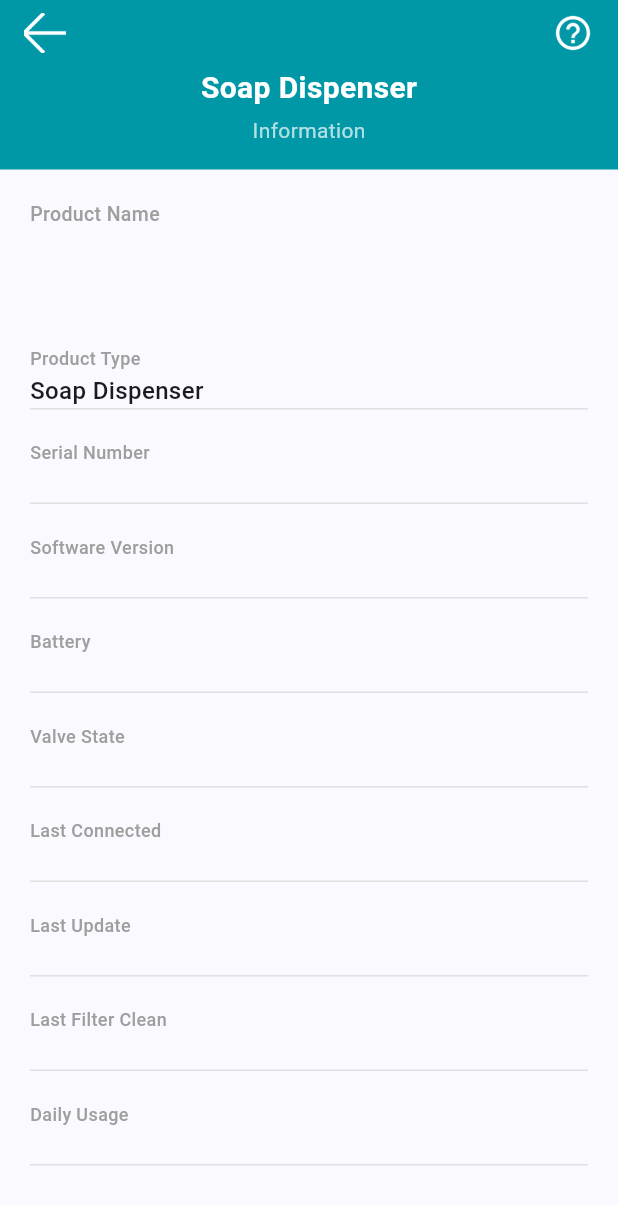
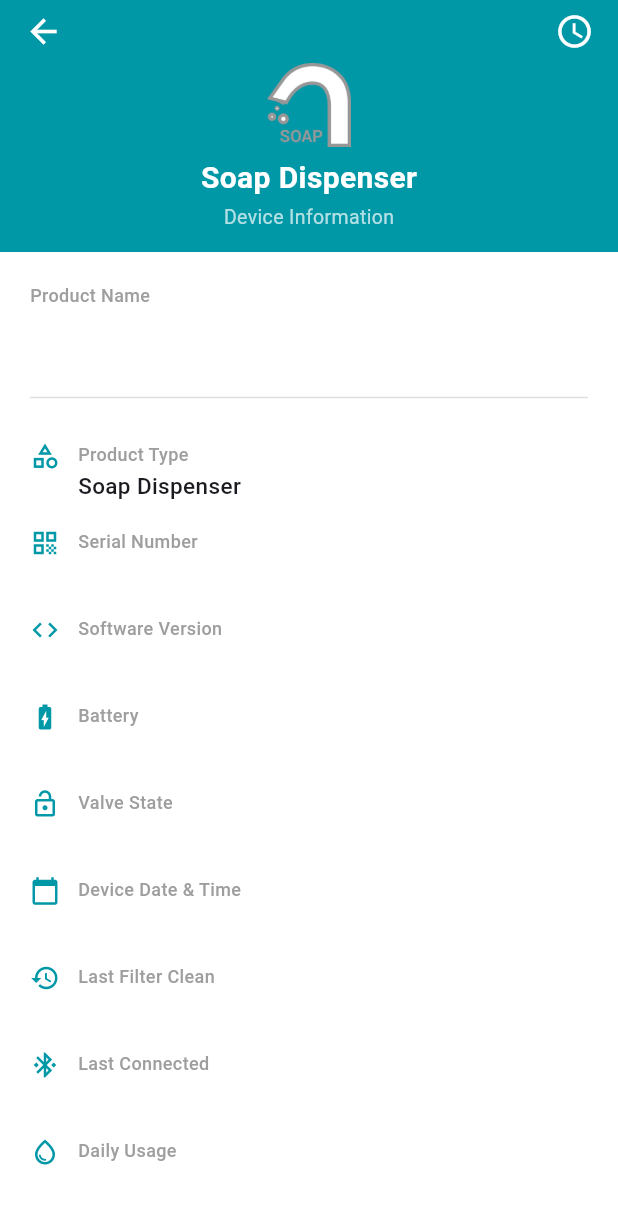
Before and after one commit to sterndev26-dot/stern-app, a Flutter app: the ProductInformationScreen screen opened directly with empty values, on a phone screen of 412 x 824 dp. Shown: the top 1205 px of the screen. Run offline on Flutter 3.47's test engine with Material 3 defaults, Android fonts, the phone set to English and light mode, and no system bars; our stand-ins replace flutter_blue_plus, permission_handler, shared_preferences, sqflite; accounts and stored records are empty.

Commit message:
Add device info screen as first entry after connect + date/time sync
- After successful BLE connect → navigate to ProductInformationScreen (isFirstEntry=true)
- On first entry: auto-popup dialog to sync date/time to BLE calendar characteristic
- Loads all device data from BLE: name, serial, SW version, battery, valve state, date/time
- "Manage Device" button navigates to MainScreen
- Clock icon in header to re-trigger date/time sync anytime
- Info rows with icons for each field

Co-Authored-By: Claude Sonnet 4.6 <noreply@anthropic.com>

```diff
--- a/lib/screens/product_information_screen.dart
+++ b/lib/screens/product_information_screen.dart
@@ -6,11 +6,18 @@ import '../services/ble/ble_service.dart';
 import '../services/ble/ble_data_parser.dart';
 import '../services/database/database_service.dart';
 import '../utils/constants.dart';
+import 'main_screen.dart';
 
 class ProductInformationScreen extends StatefulWidget {
   final SternProduct product;
+  /// true = came from ScannedProducts (first entry), false = came from MainScreen info button
+  final bool isFirstEntry;
 
-  const ProductInformationScreen({super.key, required this.product});
+  const ProductInformationScreen({
+    super.key,
+    required this.product,
+    this.isFirstEntry = false,
+  });
 
   @override
   State<ProductInformationScreen> createState() =>
@@ -38,7 +45,11 @@ class _ProductInformationScreenState extends State<ProductInformationScreen> {
     super.initState();
     _product = widget.product;
     _nameController.text = _product.name;
-    _loadDeviceInfo();
+    _loadDeviceInfo().then((_) {
+      if (widget.isFirstEntry && mounted) {
+        _showDateTimeSyncDialog();
+      }
+    });
   }
 
   @override
@@ -48,12 +59,92 @@ class _ProductInformationScreenState extends State<ProductInformationScreen> {
     super.dispose();
   }
 
+  // ── Date/Time sync ────────────────────────────────
+
+  void _showDateTimeSyncDialog() {
+    showDialog(
+      context: context,
+      barrierDismissible: false,
+      builder: (_) => AlertDialog(
+        shape: RoundedRectangleBorder(borderRadius: BorderRadius.circular(12)),
+        title: const Row(
+          children: [
+            Icon(Icons.access_time, color: _appTeal),
+            SizedBox(width: 10),
+            Text('Sync Date & Time',
+                style: TextStyle(fontSize: 17, fontWeight: FontWeight.bold)),
+          ],
+        ),
+        content: const Text(
+          'Update the device clock to the current date and time?',
+          style: TextStyle(fontSize: 14, color: Colors.black87),
+        ),
+        actions: [
+          TextButton(
+            onPressed: () => Navigator.pop(context),
+            child: const Text('Skip',
+                style: TextStyle(color: Colors.grey)),
+          ),
+          ElevatedButton(
+            onPressed: () async {
+              Navigator.pop(context);
+              await _syncDateTime();
+            },
+            style: ElevatedButton.styleFrom(
+              backgroundColor: _appTeal,
+              foregroundColor: Colors.white,
+              shape: RoundedRectangleBorder(
+                  borderRadius: BorderRadius.circular(8)),
+            ),
+            child: const Text('Update'),
+          ),
+        ],
+      ),
+    );
+  }
+
+  Future<void> _syncDateTime() async {
+    final now = DateTime.now();
+    // Calendar format: [sec, min, hr, day, month, year-2000]
+    final packet = [
+      now.second & 0xFF,
+      now.minute & 0xFF,
+      now.hour & 0xFF,
+      now.day & 0xFF,
+      now.month & 0xFF,
+      (now.year - 2000) & 0xFF,
+    ];
+
+    final ok = await _ble.writeCharacteristic(
+      BleGattAttributes.uuidCalenderService,
+      BleGattAttributes.uuidCalenderCharacteristicReadWrite,
+      packet,
+    );
+
+    if (mounted) {
+      ScaffoldMessenger.of(context).showSnackBar(
+        SnackBar(
+          content: Text(ok
+              ? 'Date & time updated successfully'
+              : 'Failed to update date & time'),
+          backgroundColor: ok ? _appTeal : Colors.red,
+          duration: const Duration(seconds: 2),
+        ),
+      );
+    }
+
+    // Reload device info after sync so the displayed time is fresh
+    if (ok && mounted) {
+      await _loadDeviceInfo();
+    }
+  }
+
   // ── BLE data loading ──────────────────────────────
 
   Future<void> _loadDeviceInfo() async {
-    setState(() => _isLoading = true);
+    if (mounted) setState(() => _isLoading = true);
 
-    // Read information characteristic
+    // Read information characteristic (name, serial, SW version, battery)
     final infoData = await _ble.readCharacteristic(
       BleGattAttributes.uuidDataInformationService,
       BleGattAttributes.uuidInformationRead,
@@ -61,10 +152,9 @@ class _ProductInformationScreenState extends State<ProductInformationScreen> {
 
     if (infoData != null && mounted) {
       final hexStr = _parser.bytesToHexString(infoData);
-      // Parse device name — update product name if device has one set
       final deviceName = _parser.getName(hexStr);
       final serial = _parser.parseSerialNumber(hexStr);
-      final sw = _parser.parseSoftwareVersion(hexStr);   // 3-part, from hex string
+      final sw = _parser.parseSoftwareVersion(hexStr);
       final mfgDate = _parser.getDate(hexStr);
       final battery = _parser.parseBatteryVoltage(infoData);
 
@@ -79,8 +169,45 @@ class _ProductInformationScreenState extends State<ProductInformationScreen> {
         if (battery != null) _product.batteryVoltage = battery;
       });
 
-      // Persist updated info
       await _db.updateProduct(_product);
+    }
+
+    // Read current device date/time from calendar characteristic
+    final calData = await _ble.readCharacteristic(
+      BleGattAttributes.uuidCalenderService,
+      BleGattAttributes.uuidCalenderCharacteristicReadWrite,
+    );
+
+    if (calData != null && mounted) {
+      final hexStr = _parser.bytesToHexString(calData);
+      final dt = _parser.getDate(hexStr, isCalendarDate: true);
+      if (dt != null) {
+        setState(() => _product.lastUpdate = _parser.formatDate(dt));
+      }
+    }
+
+    // Read valve state from operate characteristic
+    final operateData = await _ble.readCharacteristic(
+      BleGattAttributes.uuidDataOperateService,
+      BleGattAttributes.uuidOperateReadWrite,
+    );
+    if (operateData != null && mounted) {
+      setState(() {
+        _product.valveState = _parser.parseValveState(operateData);
+      });
+    }
+
+    // Read scheduled (last hygiene flush)
+    final schedData = await _ble.readCharacteristic(
+      BleGattAttributes.uuidDataInformationService,
+      BleGattAttributes.uuidScheduledCharacteristic,
+    );
+    if (schedData != null && mounted) {
+      final hexStr = _parser.bytesToHexString(schedData);
+      final dt = _parser.getDate(hexStr);
+      if (dt != null) {
+        setState(() => _product.lastFilterClean = _parser.formatDate(dt));
+      }
     }
 
     if (mounted) setState(() => _isLoading = false);
@@ -107,19 +234,17 @@ class _ProductInformationScreenState extends State<ProductInformationScreen> {
 
   Future<void> _submitName() async {
     final name = _nameController.text.trim();
-
     if (name.isEmpty) {
       setState(() => _nameError = 'Name cannot be empty');
       return;
     }
     if (name.length > _maxNameLength) {
-      setState(() => _nameError = 'Name too long (max $_maxNameLength chars)');
+      setState(() => _nameError = 'Max $_maxNameLength characters');
       return;
     }
-    // Reject special characters (matching Android regex)
     final invalid = RegExp(r'[$&+,:;=?@#|/<>.^*()%!\-]');
     if (invalid.hasMatch(name)) {
-      setState(() => _nameError = 'Name contains invalid characters');
+      setState(() => _nameError = 'Invalid characters in name');
       return;
     }
 
@@ -130,31 +255,44 @@ class _ProductInformationScreenState extends State<ProductInformationScreen> {
     });
     _nameFocus.unfocus();
 
-    // Write name via BLE:
-    // Android: stringToASCII(name+"$&") = [0x01, ...ASCII bytes...]
-    // Written to UUID_STERN_DATA_INFORMATION_CHARACTIRISTICS_READ (uuidInformationRead 0x1303)
     await _ble.writeCharacteristic(
       BleGattAttributes.uuidDataInformationService,
       BleGattAttributes.uuidInformationRead,
       _parser.nameToBytes(name),
     );
+    await _db.updateProduct(_product);
 
-    // Persist to local DB
-    await _db.updateProduct(_product);
+    if (mounted) {
+      ScaffoldMessenger.of(context).showSnackBar(
+        const SnackBar(
+            content: Text('Name updated'),
+            backgroundColor: _appTeal,
+            duration: Duration(seconds: 2)),
+      );
+    }
   }
 
-  // ── UI ───────────────────────────────────────────
+  void _goToManage() {
+    Navigator.of(context).pushReplacement(
+      MaterialPageRoute(
+          builder: (_) => MainScreen(product: _product)),
+    );
+  }
+
+  // ── UI ────────────────────────────────────────────
 
   @override
   Widget build(BuildContext context) {
     return Scaffold(
+      backgroundColor: Colors.white,
       body: Column(
         children: [
           _buildHeader(),
           Expanded(
             child: _isLoading
-                ? const Center(child: CircularProgressIndicator(color: _appTeal))
-                : _buildInfoList(),
+                ? const Center(
+                    child: CircularProgressIndicator(color: _appTeal))
+                : _buildContent(),
           ),
         ],
       ),
@@ -167,41 +305,41 @@ class _ProductInformationScreenState extends State<ProductInformationScreen> {
       child: SafeArea(
         bottom: false,
         child: Padding(
-          padding: const EdgeInsets.fromLTRB(16, 8, 16, 16),
+          padding: const EdgeInsets.fromLTRB(16, 8, 16, 14),
           child: Column(
-            crossAxisAlignment: CrossAxisAlignment.start,
             children: [
               Row(
                 children: [
+                  if (!widget.isFirstEntry)
                     GestureDetector(
                       onTap: () => Navigator.of(context).pop(),
-                    child: Image.asset('assets/images/arrow.png',
-                        width: 28, height: 28),
-                  ),
+                      child: const Icon(Icons.arrow_back,
+                          color: Colors.white, size: 26),
+                    )
+                  else
+                    const SizedBox(width: 26),
                   const Spacer(),
                   GestureDetector(
-                    onTap: _showHelp,
-                    child: Image.asset('assets/images/help.png',
-                        width: 28, height: 28),
+                    onTap: () => _showDateTimeSyncDialog(),
+                    child: const Icon(Icons.access_time,
+                        color: Colors.white, size: 26),
                   ),
                 ],
               ),
               const SizedBox(height: 8),
-              // Product type title
-              Center(
-                child: Text(
+              // Product icon + type name
+              Image.asset(_product.imagePath, width: 56, height: 56),
+              const SizedBox(height: 6),
+              Text(
                 _product.type.displayName,
                 style: const TextStyle(
                     color: Colors.white,
                     fontSize: 20,
                     fontWeight: FontWeight.bold),
               ),
-              ),
-              const SizedBox(height: 4),
-              const Center(
-                child: Text('Information',
-                    style: TextStyle(color: Colors.white70, fontSize: 14)),
-              ),
+              const SizedBox(height: 2),
+              const Text('Device Information',
+                  style: TextStyle(color: Colors.white70, fontSize: 13)),
             ],
           ),
         ),
@@ -209,23 +347,64 @@ class _ProductInformationScreenState extends State<ProductInformationScreen> {
     );
   }
 
-  Widget _buildInfoList() {
+  Widget _buildContent() {
     return SingleChildScrollView(
-      padding: const EdgeInsets.all(20),
+      child: Column(
+        children: [
+          // Info rows
+          Padding(
+            padding: const EdgeInsets.fromLTRB(20, 20, 20, 0),
             child: Column(
               crossAxisAlignment: CrossAxisAlignment.start,
               children: [
                 _buildNameField(),
-          const SizedBox(height: 16),
-          _infoRow('Product Type', _product.type.displayName),
-          _infoRow('Serial Number', _product.serialNumber ?? '—'),
-          _infoRow('Software Version', _product.swVersion ?? '—'),
-          _infoRow('Battery', _product.batteryVoltage ?? '—'),
-          _infoRow('Valve State', _product.valveState ?? '—'),
-          _infoRow('Last Connected', _product.lastConnected ?? '—'),
-          _infoRow('Last Update', _product.lastUpdate ?? '—'),
-          _infoRow('Last Filter Clean', _product.lastFilterClean ?? '—'),
-          _infoRow('Daily Usage', _product.dayleUsage ?? '—'),
+                _infoRow(Icons.category_outlined, 'Product Type',
+                    _product.type.displayName),
+                _infoRow(Icons.qr_code, 'Serial Number',
+                    _product.serialNumber ?? '—'),
+                _infoRow(Icons.code, 'Software Version',
+                    _product.swVersion ?? '—'),
+                _infoRow(Icons.battery_charging_full, 'Battery',
+                    _product.batteryVoltage ?? '—'),
+                _infoRow(Icons.lock_open_outlined, 'Valve State',
+                    _product.valveState ?? '—'),
+                _infoRow(Icons.calendar_today, 'Device Date & Time',
+                    _product.lastUpdate ?? '—'),
+                _infoRow(Icons.history, 'Last Filter Clean',
+                    _product.lastFilterClean ?? '—'),
+                _infoRow(Icons.bluetooth_connected, 'Last Connected',
+                    _product.lastConnected ?? '—'),
+                _infoRow(Icons.water_drop_outlined, 'Daily Usage',
+                    _product.dayleUsage ?? '—'),
+              ],
+            ),
+          ),
+
+          const SizedBox(height: 24),
+
+          // Manage Device button (only shown on first entry)
+          if (widget.isFirstEntry)
+            Padding(
+              padding: const EdgeInsets.fromLTRB(20, 0, 20, 32),
+              child: SizedBox(
+                width: double.infinity,
+                child: ElevatedButton.icon(
+                  onPressed: _goToManage,
+                  icon: const Icon(Icons.settings),
+                  label: const Text('Manage Device',
+                      style: TextStyle(fontSize: 16)),
+                  style: ElevatedButton.styleFrom(
+                    backgroundColor: _appTeal,
+                    foregroundColor: Colors.white,
+                    padding: const EdgeInsets.symmetric(vertical: 14),
+                    shape: RoundedRectangleBorder(
+                        borderRadius: BorderRadius.circular(8)),
+                  ),
+                ),
+              ),
+            ),
+
+          if (!widget.isFirstEntry) const SizedBox(height: 24),
         ],
       ),
     );
@@ -233,20 +412,22 @@ class _ProductInformationScreenState extends State<ProductInformationScreen> {
 
   Widget _buildNameField() {
     final isTechnician = User.instance.isTechnician;
-    return Row(
-      crossAxisAlignment: CrossAxisAlignment.start,
-      children: [
-        Expanded(
+    return Padding(
+      padding: const EdgeInsets.only(bottom: 4),
       child: Column(
         crossAxisAlignment: CrossAxisAlignment.start,
         children: [
           const Text('Product Name',
               style: TextStyle(
-                      fontSize: 13,
+                  fontSize: 12,
                   color: Colors.grey,
                   fontWeight: FontWeight.w500)),
           const SizedBox(height: 4),
-              TextField(
+          Row(
+            crossAxisAlignment: CrossAxisAlignment.start,
+            children: [
+              Expanded(
+                child: TextField(
                   controller: _nameController,
                   focusNode: _nameFocus,
                   enabled: _isEditingName,
@@ -257,17 +438,14 @@ class _ProductInformationScreenState extends State<ProductInformationScreen> {
                     border: _isEditingName
                         ? const OutlineInputBorder()
                         : InputBorder.none,
-                  contentPadding: const EdgeInsets.symmetric(
-                      horizontal: 8, vertical: 4),
+                    contentPadding:
+                        const EdgeInsets.symmetric(horizontal: 8, vertical: 4),
                   ),
-                style: TextStyle(
+                  style: const TextStyle(
                       fontSize: 16,
-                  color: _nameError != null ? Colors.red : Colors.black87,
                       fontWeight: FontWeight.w600,
-                ),
+                      color: Colors.black87),
                   onSubmitted: (_) => _submitName(),
-              ),
-            ],
                 ),
               ),
               if (isTechnician) ...[
@@ -275,9 +453,9 @@ class _ProductInformationScreenState extends State<ProductInformationScreen> {
                 GestureDetector(
                   onTap: _onEditPressed,
                   child: Padding(
-              padding: const EdgeInsets.only(top: 20),
+                    padding: const EdgeInsets.only(top: 12),
                     child: Icon(
-                _isEditingName ? Icons.send : Icons.edit,
+                      _isEditingName ? Icons.check_circle : Icons.edit,
                       color: _appTeal,
                       size: 24,
                     ),
@@ -285,12 +463,23 @@ class _ProductInformationScreenState extends State<ProductInformationScreen> {
                 ),
               ],
             ],
+          ),
+          const Divider(color: Color(0xFFE0E0E0)),
+          const SizedBox(height: 8),
+        ],
+      ),
     );
   }
 
-  Widget _infoRow(String label, String value) {
+  Widget _infoRow(IconData icon, String label, String value) {
     return Padding(
-      padding: const EdgeInsets.symmetric(vertical: 10),
+      padding: const EdgeInsets.symmetric(vertical: 9),
+      child: Row(
+        crossAxisAlignment: CrossAxisAlignment.start,
+        children: [
+          Icon(icon, size: 20, color: _appTeal),
+          const SizedBox(width: 12),
+          Expanded(
             child: Column(
               crossAxisAlignment: CrossAxisAlignment.start,
               children: [
@@ -302,26 +491,10 @@ class _ProductInformationScreenState extends State<ProductInformationScreen> {
                 const SizedBox(height: 2),
                 Text(value,
                     style: const TextStyle(
-                  fontSize: 16, fontWeight: FontWeight.w500)),
-          const Divider(height: 1, color: Color(0xFFE0E0E0)),
+                        fontSize: 15, fontWeight: FontWeight.w500)),
               ],
             ),
-    );
-  }
-
-  void _showHelp() {
-    showDialog(
-      context: context,
-      builder: (_) => AlertDialog(
-        title: const Text('Product Information'),
-        content: const Text(
-            'This screen shows the technical information of the connected Stern device.\n\n'
-            'Tap the edit icon next to the name to rename the device.\n\n'
-            'Pull to refresh to reload data from the device.'),
-        actions: [
-          TextButton(
-              onPressed: () => Navigator.pop(context),
-              child: const Text('OK')),
+          ),
         ],
       ),
     );
```
Also changed, not shown: lib/screens/scanned_products_screen.dart (+7 -2 lines). Lines whose indentation alone changed are shown as unchanged.
